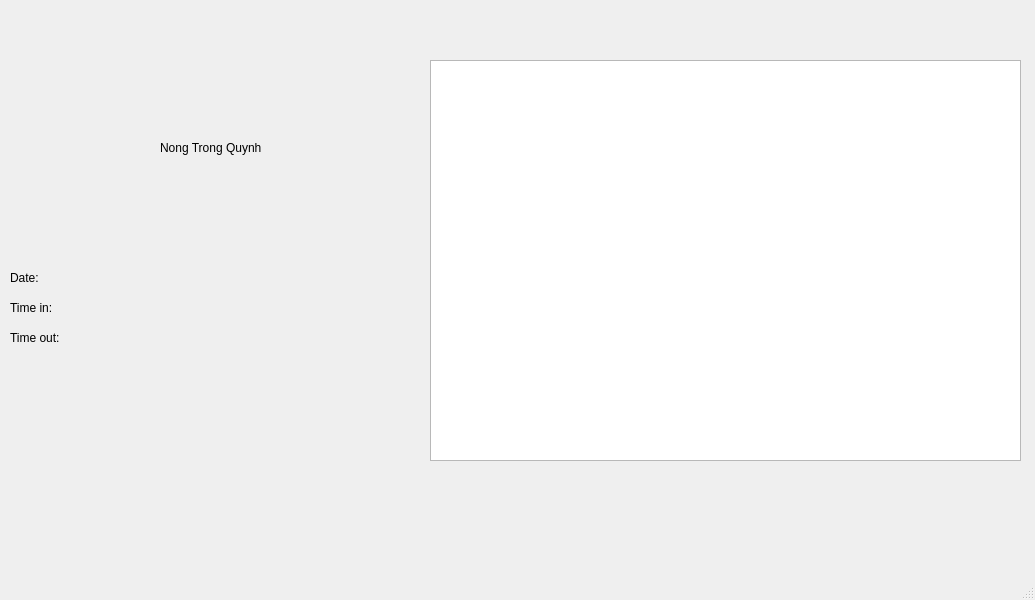
TrongQuynh/Face-Recognation, file UI/TimekeepingRecord.ui: the form before one commit.
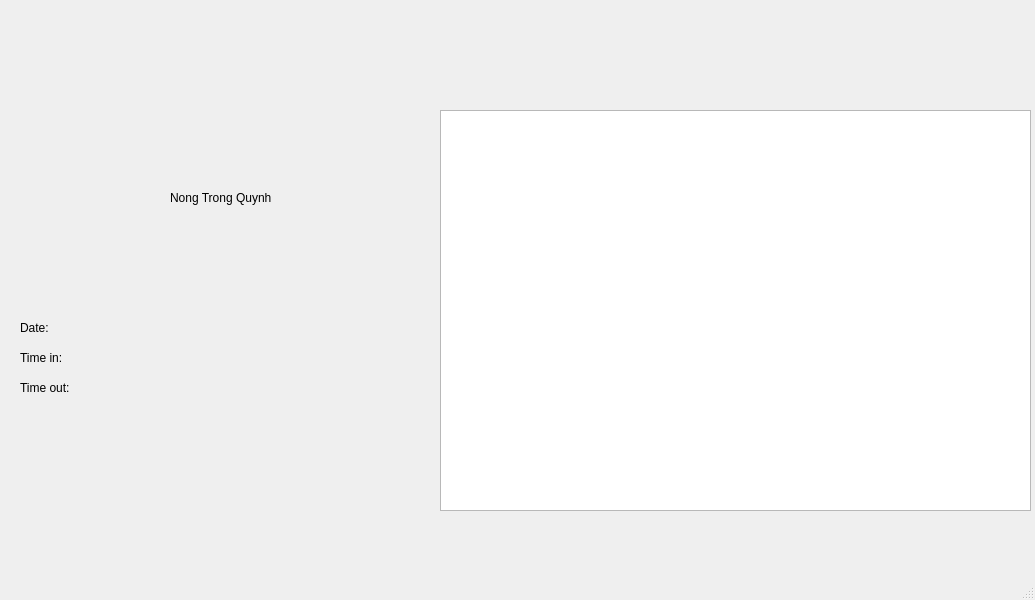
The form after the commit. Icons and pictures are not drawn.

Commit message: update ui for main branch

Diff of the .ui file:
```diff
--- a/UI/TimekeepingRecord.ui
+++ b/UI/TimekeepingRecord.ui
@@ -14,21 +14,62 @@
    <string>MainWindow</string>
   </property>
   <widget class="QWidget" name="centralwidget">
+   <widget class="QWidget" name="widget" native="true">
+    <property name="geometry">
+     <rect>
+      <x>0</x>
+      <y>0</y>
+      <width>1035</width>
+      <height>549</height>
+     </rect>
+    </property>
+    <property name="styleSheet">
+     <string notr="true">QWidget#widget{
+	
+	border-image: url(:/backgr/backgr-linear.jfif);
+}</string>
+    </property>
    <widget class="QTableView" name="tableView">
     <property name="geometry">
      <rect>
-      <x>430</x>
-      <y>60</y>
+       <x>440</x>
+       <y>110</y>
       <width>591</width>
       <height>401</height>
      </rect>
     </property>
    </widget>
+    <widget class="QLabel" name="label_5">
+     <property name="geometry">
+      <rect>
+       <x>170</x>
+       <y>190</y>
+       <width>141</width>
+       <height>16</height>
+      </rect>
+     </property>
+     <property name="text">
+      <string>Nong Trong Quynh</string>
+     </property>
+    </widget>
+    <widget class="QLabel" name="label_2">
+     <property name="geometry">
+      <rect>
+       <x>20</x>
+       <y>350</y>
+       <width>55</width>
+       <height>16</height>
+      </rect>
+     </property>
+     <property name="text">
+      <string>Time in: </string>
+     </property>
+    </widget>
    <widget class="QLabel" name="label">
     <property name="geometry">
      <rect>
-      <x>10</x>
-      <y>90</y>
+       <x>20</x>
+       <y>140</y>
       <width>131</width>
       <height>131</height>
      </rect>
@@ -43,24 +84,11 @@
      <bool>true</bool>
     </property>
    </widget>
-   <widget class="QLabel" name="label_2">
-    <property name="geometry">
-     <rect>
-      <x>10</x>
-      <y>300</y>
-      <width>55</width>
-      <height>16</height>
-     </rect>
-    </property>
-    <property name="text">
-     <string>Time in: </string>
-    </property>
-   </widget>
    <widget class="QLabel" name="label_3">
     <property name="geometry">
      <rect>
-      <x>10</x>
-      <y>330</y>
+       <x>20</x>
+       <y>380</y>
       <width>55</width>
       <height>16</height>
      </rect>
@@ -72,8 +100,8 @@
    <widget class="QLabel" name="label_4">
     <property name="geometry">
      <rect>
-      <x>10</x>
-      <y>270</y>
+       <x>20</x>
+       <y>320</y>
       <width>55</width>
       <height>16</height>
      </rect>
@@ -82,18 +110,6 @@
      <string>Date: </string>
     </property>
    </widget>
-   <widget class="QLabel" name="label_5">
-    <property name="geometry">
-     <rect>
-      <x>160</x>
-      <y>140</y>
-      <width>141</width>
-      <height>16</height>
-     </rect>
-    </property>
-    <property name="text">
-     <string>Nong Trong Quynh</string>
-    </property>
    </widget>
   </widget>
   <widget class="QMenuBar" name="menubar">
```
Left out of the diff: 2 changed lines with no effect on the pictures. Lines whose indentation alone changed are shown as unchanged. The commit also changes 6 other files.
